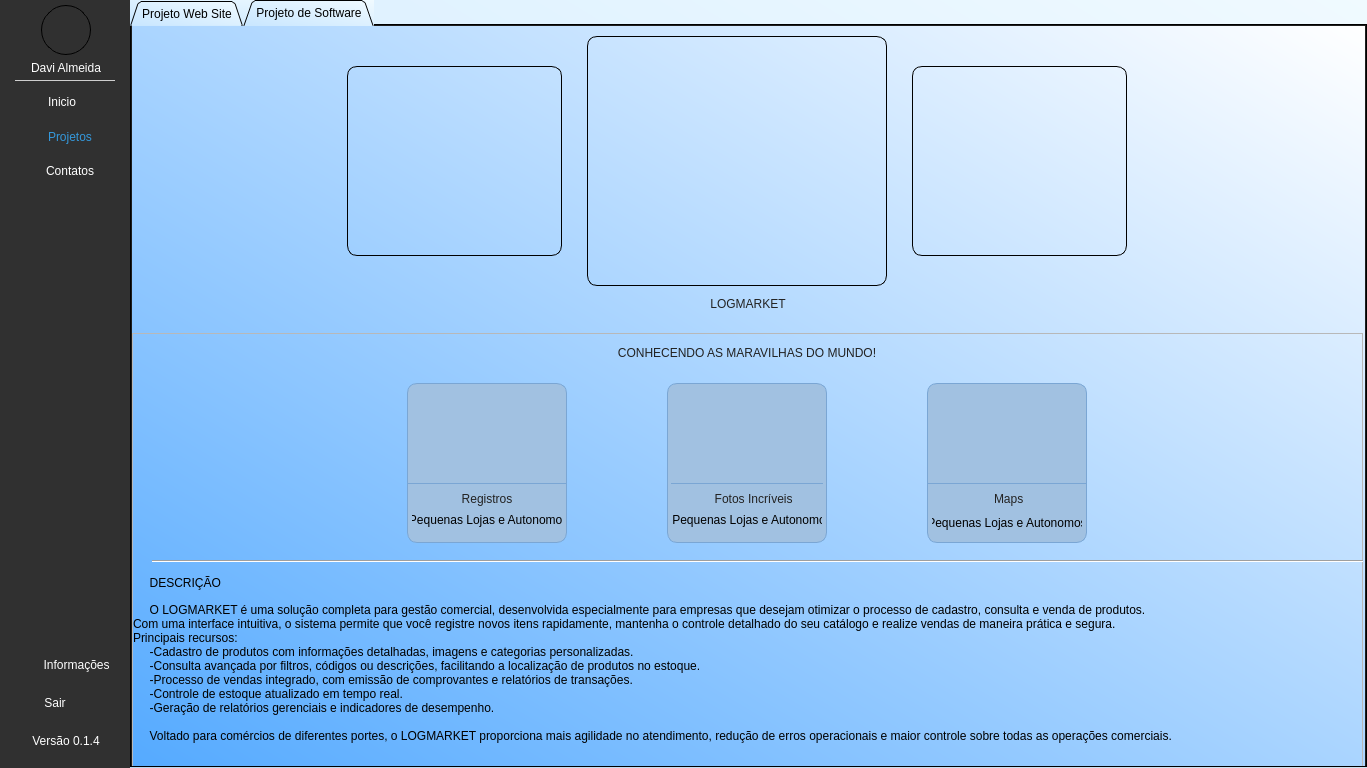
Old version of the form teste_projetos_atualizado_2.ui in the repository Davi-Almeida1802/portifolio.
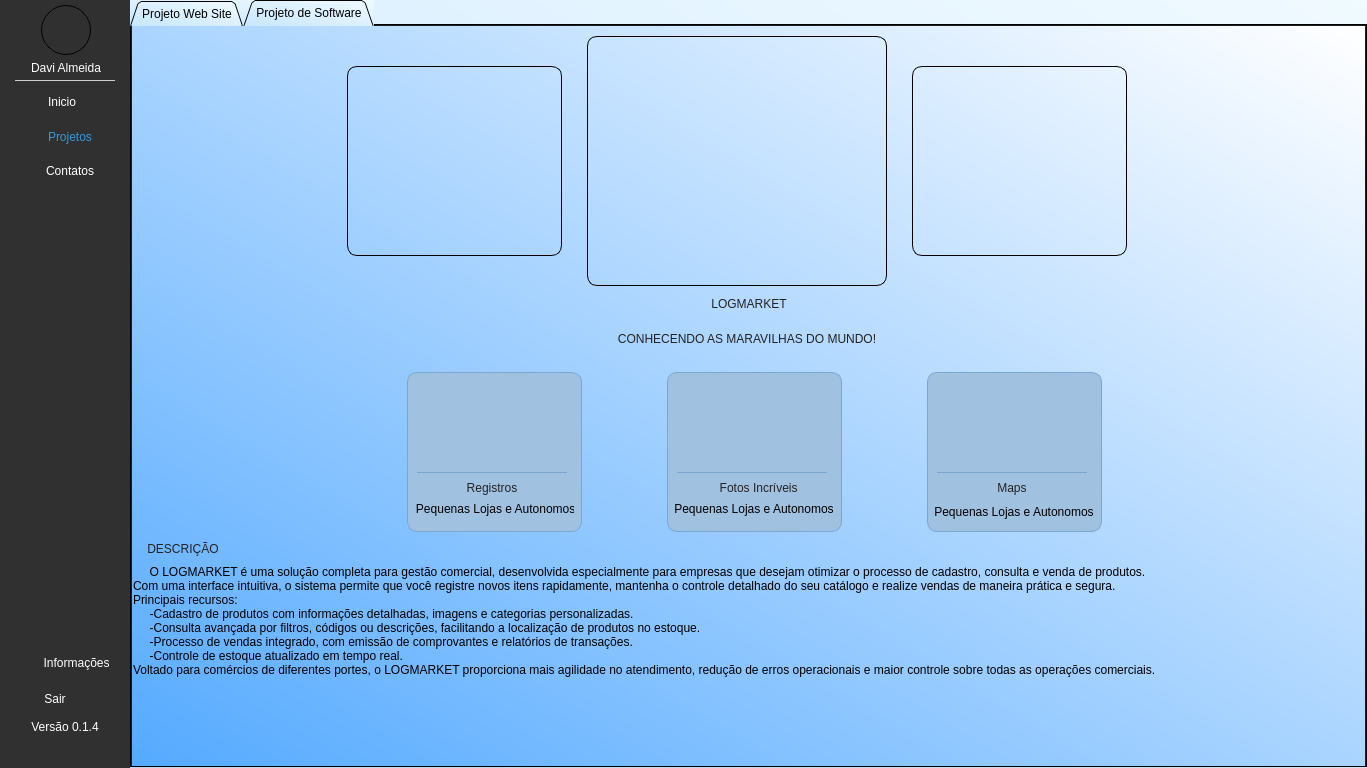
New version of the form. The open tabs and pages were chosen to show the change. Icons and pictures are not drawn.

Diff of the .ui file:
```diff
--- a/teste_projetos_atualizado_2.ui
+++ b/teste_projetos_atualizado_2.ui
@@ -444,15 +444,6 @@
           <enum>QFrame::Raised</enum>
          </property>
          <layout class="QVBoxLayout" name="verticalLayout_3">
-          <property name="leftMargin">
-           <number>9</number>
-          </property>
-          <property name="rightMargin">
-           <number>0</number>
-          </property>
-          <property name="bottomMargin">
-           <number>0</number>
-          </property>
           <item>
            <widget class="QPushButton" name="a_informacoes">
             <property name="enabled">
@@ -542,7 +533,7 @@
            </widget>
           </item>
           <item>
-           <widget class="QFrame" name="c_version">
+           <widget class="QLabel" name="version">
             <property name="minimumSize">
              <size>
               <width>110</width>
@@ -555,40 +546,12 @@
               <height>30</height>
              </size>
             </property>
-            <property name="frameShape">
-             <enum>QFrame::NoFrame</enum>
+            <property name="text">
+             <string>Versão 0.1.4</string>
             </property>
-            <property name="frameShadow">
-             <enum>QFrame::Raised</enum>
+            <property name="alignment">
+             <set>Qt::AlignHCenter|Qt::AlignTop</set>
             </property>
-            <widget class="QLabel" name="version">
-             <property name="geometry">
-              <rect>
-               <x>0</x>
-               <y>0</y>
-               <width>110</width>
-               <height>30</height>
-              </rect>
-             </property>
-             <property name="minimumSize">
-              <size>
-               <width>110</width>
-               <height>30</height>
-              </size>
-             </property>
-             <property name="maximumSize">
-              <size>
-               <width>110</width>
-               <height>30</height>
-              </size>
-             </property>
-             <property name="text">
-              <string>Versão 0.1.4</string>
-             </property>
-             <property name="alignment">
-              <set>Qt::AlignCenter</set>
-             </property>
-            </widget>
            </widget>
           </item>
          </layout>
@@ -1662,13 +1625,13 @@
                  <property name="geometry">
                   <rect>
                    <x>0</x>
-                   <y>307</y>
+                   <y>306</y>
                    <width>1231</width>
                    <height>441</height>
                   </rect>
                  </property>
                  <property name="styleSheet">
-                  <string notr="true">background-color: none;</string>
+                  <string notr="true">background-color: transparent;</string>
                  </property>
                  <property name="frameShape">
                   <enum>QFrame::NoFrame</enum>
@@ -1695,7 +1658,7 @@
                   <item>
                    <widget class="QFrame" name="frame">
                     <property name="frameShape">
-                     <enum>QFrame::StyledPanel</enum>
+                     <enum>QFrame::NoFrame</enum>
                     </property>
                     <property name="frameShadow">
                      <enum>QFrame::Raised</enum>
@@ -1723,20 +1686,21 @@
                      </property>
                      <property name="styleSheet">
                       <string notr="true">font: 12pt &quot;Segoe UI&quot;;
-color: #222;</string>
+color: #222;
+background-color: transparent;</string>
                      </property>
                      <property name="text">
                       <string>CONHECENDO AS MARAVILHAS DO MUNDO!</string>
                      </property>
                      <property name="alignment">
-                      <set>Qt::AlignCenter</set>
+                      <set>Qt::AlignHCenter|Qt::AlignTop</set>
                      </property>
                     </widget>
                     <widget class="QWidget" name="a_cards_3" native="true">
                      <property name="geometry">
                       <rect>
                        <x>0</x>
-                       <y>50</y>
+                       <y>40</y>
                        <width>1230</width>
                        <height>162</height>
                       </rect>
@@ -1765,12 +1729,15 @@
                        <height>150</height>
                       </size>
                      </property>
+                     <property name="styleSheet">
+                      <string notr="true">background-color: transparent;</string>
+                     </property>
                      <widget class="QFrame" name="a_card_esquerdo_3">
                       <property name="geometry">
                        <rect>
                         <x>275</x>
                         <y>0</y>
-                        <width>160</width>
+                        <width>175</width>
                         <height>160</height>
                        </rect>
                       </property>
@@ -1794,7 +1761,7 @@
                       <widget class="QLabel" name="a_icone_top_7">
                        <property name="geometry">
                         <rect>
-                         <x>50</x>
+                         <x>55</x>
                          <y>15</y>
                          <width>60</width>
                          <height>60</height>
@@ -1811,9 +1778,9 @@
                       <widget class="QLabel" name="c_titulo_7">
                        <property name="geometry">
                         <rect>
-                         <x>1</x>
+                         <x>10</x>
                          <y>100</y>
-                         <width>158</width>
+                         <width>150</width>
                          <height>30</height>
                         </rect>
                        </property>
@@ -1834,9 +1801,9 @@
                       <widget class="QLabel" name="d_subtitulo_7">
                        <property name="geometry">
                         <rect>
-                         <x>5</x>
+                         <x>7</x>
                          <y>130</y>
-                         <width>150</width>
+                         <width>160</width>
                          <height>20</height>
                         </rect>
                        </property>
@@ -1854,7 +1821,7 @@
                       <widget class="QLabel" name="b_icone_titulo_7">
                        <property name="geometry">
                         <rect>
-                         <x>25</x>
+                         <x>30</x>
                          <y>108</y>
                          <width>21</width>
                          <height>16</height>
@@ -1875,7 +1842,7 @@
                        <rect>
                         <x>535</x>
                         <y>0</y>
-                        <width>160</width>
+                        <width>175</width>
                         <height>160</height>
                        </rect>
                       </property>
@@ -1899,7 +1866,7 @@
                       <widget class="QLabel" name="a_icone_top_8">
                        <property name="geometry">
                         <rect>
-                         <x>50</x>
+                         <x>55</x>
                          <y>15</y>
                          <width>60</width>
                          <height>60</height>
@@ -1916,9 +1883,9 @@
                       <widget class="QLabel" name="c_titulo_8">
                        <property name="geometry">
                         <rect>
-                         <x>4</x>
+                         <x>10</x>
                          <y>100</y>
-                         <width>152</width>
+                         <width>150</width>
                          <height>30</height>
                         </rect>
                        </property>
@@ -1939,9 +1906,9 @@
                       <widget class="QLabel" name="d_subtitulo_8">
                        <property name="geometry">
                         <rect>
-                         <x>5</x>
+                         <x>7</x>
                          <y>130</y>
-                         <width>150</width>
+                         <width>160</width>
                          <height>20</height>
                         </rect>
                        </property>
@@ -1950,7 +1917,7 @@
 border-radius: none;</string>
                        </property>
                        <property name="text">
-                        <string>   Pequenas Lojas e Autonomos</string>
+                        <string>Pequenas Lojas e Autonomos</string>
                        </property>
                        <property name="alignment">
                         <set>Qt::AlignHCenter|Qt::AlignTop</set>
@@ -1959,7 +1926,7 @@
                       <widget class="QLabel" name="b_icone_titulo_8">
                        <property name="geometry">
                         <rect>
-                         <x>15</x>
+                         <x>20</x>
                          <y>108</y>
                          <width>21</width>
                          <height>16</height>
@@ -1980,7 +1947,7 @@
                        <rect>
                         <x>795</x>
                         <y>0</y>
-                        <width>160</width>
+                        <width>175</width>
                         <height>160</height>
                        </rect>
                       </property>
@@ -2004,7 +1971,7 @@
                       <widget class="QLabel" name="a_icone_top_9">
                        <property name="geometry">
                         <rect>
-                         <x>50</x>
+                         <x>55</x>
                          <y>15</y>
                          <width>60</width>
                          <height>60</height>
@@ -2021,9 +1988,9 @@
                       <widget class="QLabel" name="c_titulo_9">
                        <property name="geometry">
                         <rect>
-                         <x>1</x>
+                         <x>10</x>
                          <y>100</y>
-                         <width>158</width>
+                         <width>150</width>
                          <height>30</height>
                         </rect>
                        </property>
@@ -2035,7 +2002,7 @@
 border-radius: none;</string>
                        </property>
                        <property name="text">
-                        <string> Maps</string>
+                        <string>Maps</string>
                        </property>
                        <property name="alignment">
                         <set>Qt::AlignCenter</set>
@@ -2044,9 +2011,9 @@
                       <widget class="QLabel" name="d_subtitulo_9">
                        <property name="geometry">
                         <rect>
-                         <x>5</x>
+                         <x>7</x>
                          <y>130</y>
-                         <width>150</width>
+                         <width>160</width>
                          <height>20</height>
                         </rect>
                        </property>
@@ -2064,7 +2031,7 @@
                       <widget class="QLabel" name="b_icone_titulo_9">
                        <property name="geometry">
                         <rect>
-                         <x>40</x>
+                         <x>43</x>
                          <y>108</y>
                          <width>21</width>
                          <height>16</height>
@@ -2081,44 +2048,11 @@
                       </widget>
                      </widget>
                     </widget>
-                    <widget class="Line" name="a_linha_3">
-                     <property name="geometry">
-                      <rect>
-                       <x>20</x>
-                       <y>220</y>
-                       <width>1212</width>
-                       <height>16</height>
-                      </rect>
-                     </property>
-                     <property name="styleSheet">
-                      <string notr="true"/>
-                     </property>
-                     <property name="orientation">
-                      <enum>Qt::Horizontal</enum>
-                     </property>
-                    </widget>
-                    <widget class="QLabel" name="label_2">
-                     <property name="geometry">
-                      <rect>
-                       <x>1</x>
-                       <y>235</y>
-                       <width>100</width>
-                       <height>30</height>
-                      </rect>
-                     </property>
-                     <property name="styleSheet">
-                      <string notr="true">font: 9pt &quot;Segoe UI&quot;;
-color: black;</string>
-                     </property>
-                     <property name="text">
-                      <string>     DESCRIÇÃO</string>
-                     </property>
-                    </widget>
                     <widget class="QLabel" name="descricao_texto_3">
                      <property name="geometry">
                       <rect>
                        <x>1</x>
-                       <y>270</y>
+                       <y>233</y>
                        <width>1130</width>
                        <height>175</height>
                       </rect>
@@ -2137,7 +2071,8 @@
                      </property>
                      <property name="styleSheet">
                       <string notr="true">font: 9pt &quot;Segoe UI&quot;;
-color: black;</string>
+color: black;
+background-color: transparent;</string>
                      </property>
                      <property name="frameShadow">
                       <enum>QFrame::Plain</enum>
@@ -2150,9 +2085,27 @@
      -Consulta avançada por filtros, códigos ou descrições, facilitando a localização de produtos no estoque.
      -Processo de vendas integrado, com emissão de comprovantes e relatórios de transações.
      -Controle de estoque atualizado em tempo real.
-     -Geração de relatórios gerenciais e indicadores de desempenho.
-
-     Voltado para comércios de diferentes portes, o LOGMARKET proporciona mais agilidade no atendimento, redução de erros operacionais e maior controle sobre todas as operações comerciais.</string>
+Voltado para comércios de diferentes portes, o LOGMARKET proporciona mais agilidade no atendimento, redução de erros operacionais e maior controle sobre todas as operações comerciais.</string>
+                     </property>
+                     <property name="alignment">
+                      <set>Qt::AlignLeading|Qt::AlignLeft|Qt::AlignTop</set>
+                     </property>
+                    </widget>
+                    <widget class="QLabel" name="label_3">
+                     <property name="geometry">
+                      <rect>
+                       <x>2</x>
+                       <y>210</y>
+                       <width>101</width>
+                       <height>30</height>
+                      </rect>
+                     </property>
+                     <property name="styleSheet">
+                      <string notr="true">color: #222;
+font: 12pt &quot;Segoe UI&quot;;</string>
+                     </property>
+                     <property name="text">
+                      <string>    DESCRIÇÃO</string>
                      </property>
                      <property name="alignment">
                       <set>Qt::AlignLeading|Qt::AlignLeft|Qt::AlignTop</set>
@@ -2165,7 +2118,7 @@
                 <widget class="QFrame" name="a_titulo">
                  <property name="geometry">
                   <rect>
-                   <x>0</x>
+                   <x>1</x>
                    <y>270</y>
                    <width>1230</width>
                    <height>40</height>
```
Left out of the diff: 80 changed lines with no effect on the pictures.
